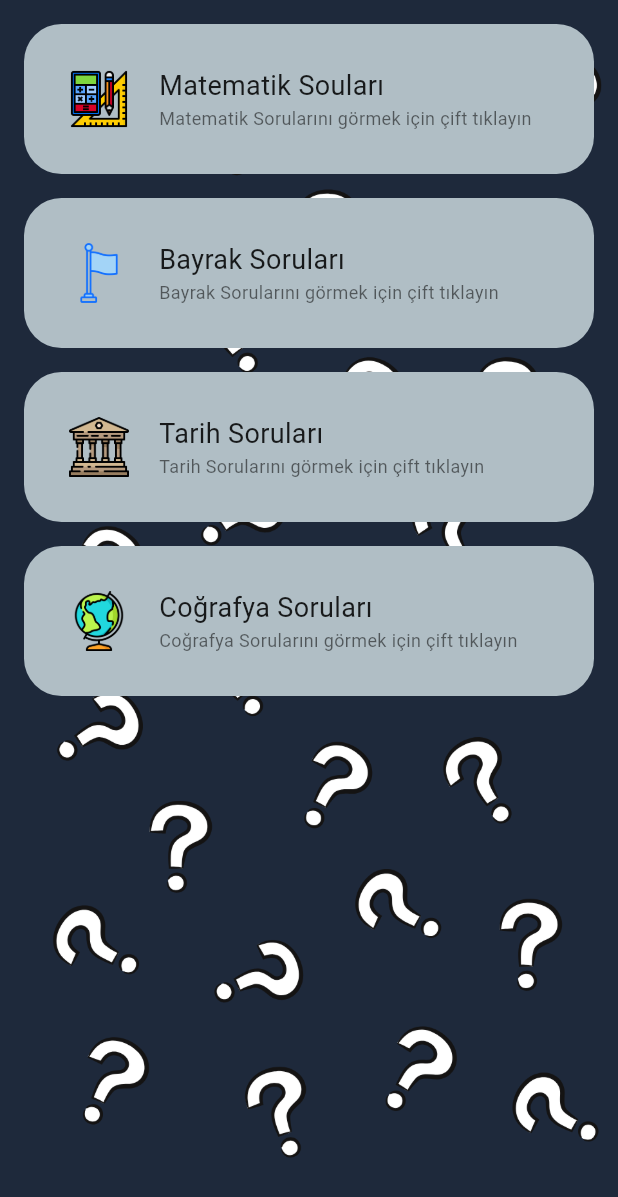
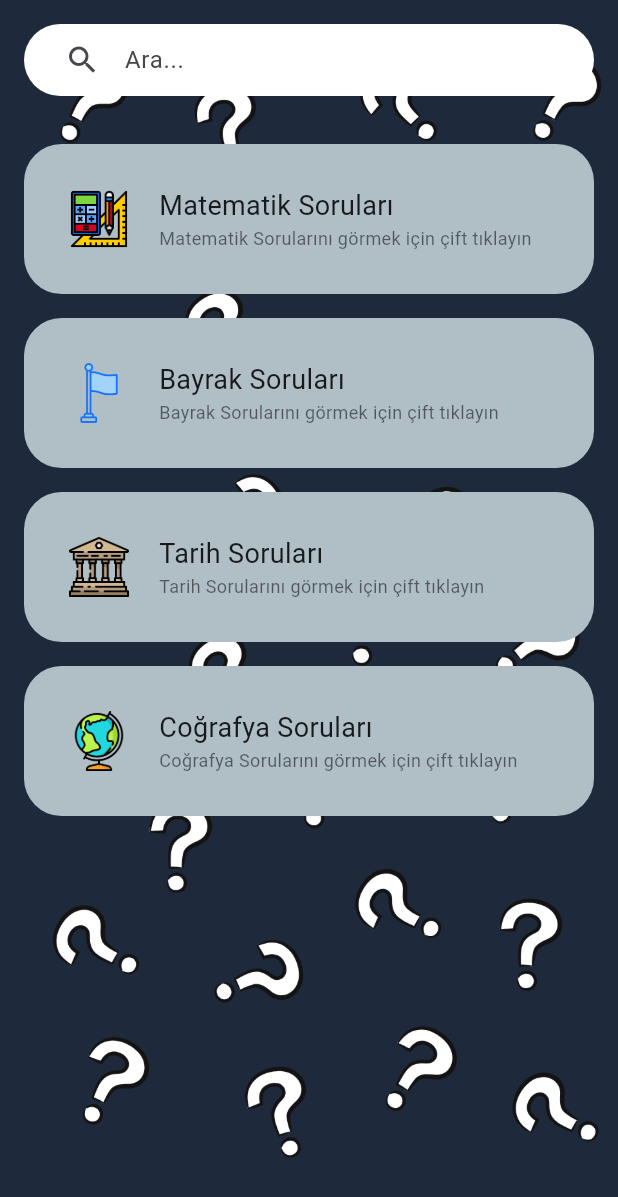
Before and after one commit to Berk2259/QuizUp, a Flutter app: the HomeScreen screen opened directly, on a phone screen of 412 x 824 dp. Shown: the top 1197 px of the screen. Run offline on Flutter 3.47's test engine with Material 3 defaults, Android fonts, the phone set to English and light mode, and no system bars; our stand-ins replace cloud_firestore, firebase_auth, firebase_core; accounts and stored records are empty; generated files the repository leaves out were written again.

Commit message:
arama çubuğu eklendi

```diff
--- a/lib/Components/components.dart
+++ b/lib/Components/components.dart
@@ -1,3 +1,4 @@
 export 'background_page.dart';
 export 'button.dart';
 export 'text_with_shadow.dart';
+export 'search_bar.dart';
--- /dev/null
+++ b/lib/Components/search_bar.dart
@@ -0,0 +1,36 @@
+import 'package:flutter/material.dart';
+
+//arama çubuğu burada tanımlandı
+class SearchBarWidget extends StatelessWidget {
+  final Function(String) onChanged;
+
+  const SearchBarWidget({super.key, required this.onChanged});
+
+  @override
+  Widget build(BuildContext context) {
+    return Container(
+      padding: EdgeInsets.symmetric(horizontal: 15),
+      decoration: BoxDecoration(
+        borderRadius: BorderRadius.circular(25),
+        color: Colors.white,
+      ),
+      child: Center(
+        child: TextField(
+          textAlignVertical: TextAlignVertical.center,
+          onChanged: onChanged,
+          decoration: InputDecoration(
+            prefixIcon: Icon(Icons.search),
+            hintText: "Ara...",
+            border: InputBorder.none,
+            focusedBorder: InputBorder.none,
+            enabledBorder: InputBorder.none,
+            contentPadding: EdgeInsets.symmetric(
+              vertical: 12, // ⬅ iç boşluk arttı → havada durmaz
+              horizontal: 10,
+            ),
+          ),
+        ),
+      ),
+    );
+  }
+}
--- a/lib/Screen/home_screen.dart
+++ b/lib/Screen/home_screen.dart
@@ -3,68 +3,93 @@ import 'package:quizup/Components/components.dart';
 import 'package:quizup/Containers/containers.dart';
 import 'package:quizup/QuesionScreens/question_screen.dart';
 
-class HomeScreen extends StatelessWidget {
+class HomeScreen extends StatefulWidget {
   const HomeScreen({super.key});
 
   @override
+  State<HomeScreen> createState() => _HomeScreenState();
+}
+
+class _HomeScreenState extends State<HomeScreen> {
+  String query = "";
+
+  // Tüm container verilerini liste olarak tutuyoruz
+  List<Map<String, dynamic>> questionItems = [
+    {
+      "image": 'assets/icons/tools.png',
+      "title": "Matematik Soruları",
+      "subtitle": "Matematik Sorularını görmek için çift tıklayın",
+      "page": (context) => MatematikScreen(),
+    },
+    {
+      "image": 'assets/icons/flag.png',
+      "title": "Bayrak Soruları",
+      "subtitle": "Bayrak Sorularını görmek için çift tıklayın",
+      "page": (context) => BayrakScren(),
+    },
+    {
+      "image": 'assets/icons/history.png',
+      "title": "Tarih Soruları",
+      "subtitle": "Tarih Sorularını görmek için çift tıklayın",
+      "page": (context) => TarihScreen(),
+    },
+    {
+      "image": 'assets/icons/geography.png',
+      "title": "Coğrafya Soruları",
+      "subtitle": "Coğrafya Sorularını görmek için çift tıklayın",
+      "page": (context) => GeographyScreen(),
+    },
+  ];
+
+  @override
   Widget build(BuildContext context) {
+    // Aramaya göre filtreleme
+    final filteredItems = questionItems.where((item) {
+      return item["title"]
+          .toString()
+          .toLowerCase()
+          .contains(query.toLowerCase());
+    }).toList();
+
     return Scaffold(
       body: Container(
         width: double.infinity,
         height: double.infinity,
-        decoration:  BackgroundPage.backgroundPages(),
+        decoration: BackgroundPage.backgroundPages(),
         child: SafeArea(
           child: Column(
             children: [
-              Column(
-                children: [
-                  QuestionContainer(
-                    imagePath: 'assets/icons/tools.png',
-                    title: 'Matematik Souları',
-                    subtitle: 'Matematik Sorularını görmek için çift tıklayın',
+              // 🔍 Arama çubuğu
+              Padding(
+                padding: const EdgeInsets.all(16.0),
+                child: SearchBarWidget(
+                  onChanged: (value) {
+                    setState(() {
+                      query = value;
+                    });
+                  },
+                ),
+              ),
+
+              // 📦 Filtrelenmiş QuestionContainer listesi
+              Expanded(
+                child: ListView(
+                  children: filteredItems.map((item) {
+                    return QuestionContainer(
+                      imagePath: item["image"],
+                      title: item["title"],
+                      subtitle: item["subtitle"],
                       page: () {
                         Navigator.push(
                           context,
                           MaterialPageRoute(
-                          builder: (context) => MatematikScreen(),
+                            builder: (context) => item["page"](context),
                           ),
                         );
                       },
+                    );
+                  }).toList(),
                 ),
-                  QuestionContainer(
-                    imagePath: 'assets/icons/flag.png',
-                    title: 'Bayrak Soruları',
-                    subtitle: 'Bayrak Sorularını görmek için çift tıklayın',
-                    page: () {
-                      Navigator.push(
-                        context,
-                        MaterialPageRoute(builder: (context) => BayrakScren()),
-                      );
-                    },
-                  ),
-                  QuestionContainer(
-                    imagePath: 'assets/icons/history.png',
-                    title: 'Tarih Soruları',
-                    subtitle: 'Tarih Sorularını görmek için çift tıklayın',
-                    page: () {
-                      Navigator.push(
-                        context,
-                        MaterialPageRoute(builder: (context) => TarihScreen()),
-                      );
-                    },
-                  ),
-                  QuestionContainer(
-                    imagePath: 'assets/icons/geography.png',
-                    title: 'Coğrafya Soruları',
-                    subtitle: 'Coğrafya Sorularını görmek için çift tıklayın',
-                    page: () {
-                      Navigator.push(
-                        context,
-                        MaterialPageRoute(builder: (context) => GeographyScreen()),
-                      );
-                    },
-                  ),
-                ],
               ),
             ],
           ),
```
Lines whose indentation alone changed are shown as unchanged.
